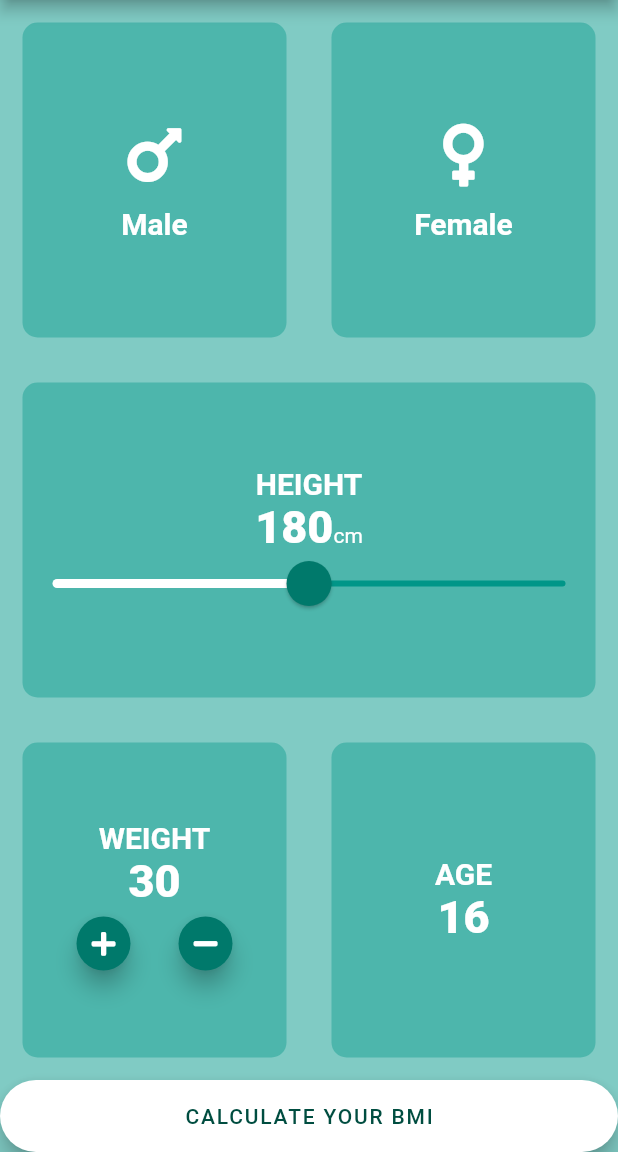
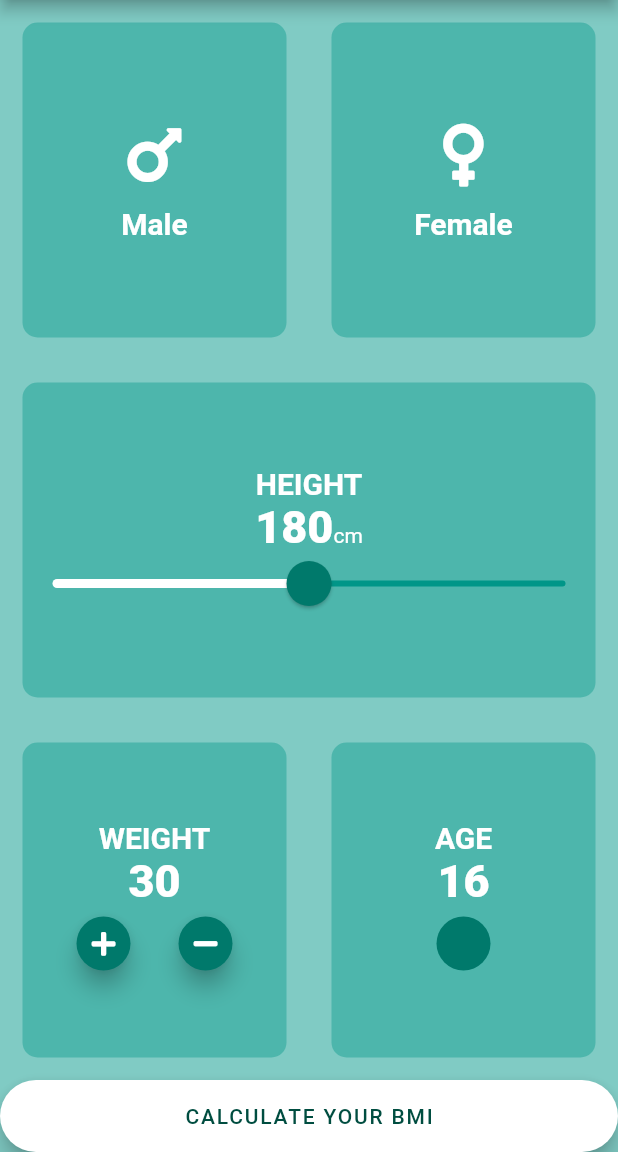
Before and after one commit to johnnylyimo/Flutter_BMI_SmartCalculator, a Flutter app: the screen it shows after launch, on a phone screen of 412 x 824 dp, the part 84-1236 px from its top. Run offline on Flutter 3.47's test engine with Material 2 defaults, Android fonts, the phone set to English and light mode, and no system bars; our stand-ins replace font_awesome_flutter.

Commit message:
Added RoundIconButton to the Column children

```diff
--- a/lib/screens/home_page.dart
+++ b/lib/screens/home_page.dart
@@ -178,6 +178,9 @@ class _HomePageState extends State<HomePage> {
                         ),
                         Row(
                           mainAxisAlignment: MainAxisAlignment.center,
+                          children: <Widget>[
+                            RoundIconButton(),
+                          ],
                         )
                       ],
                     ),
```
